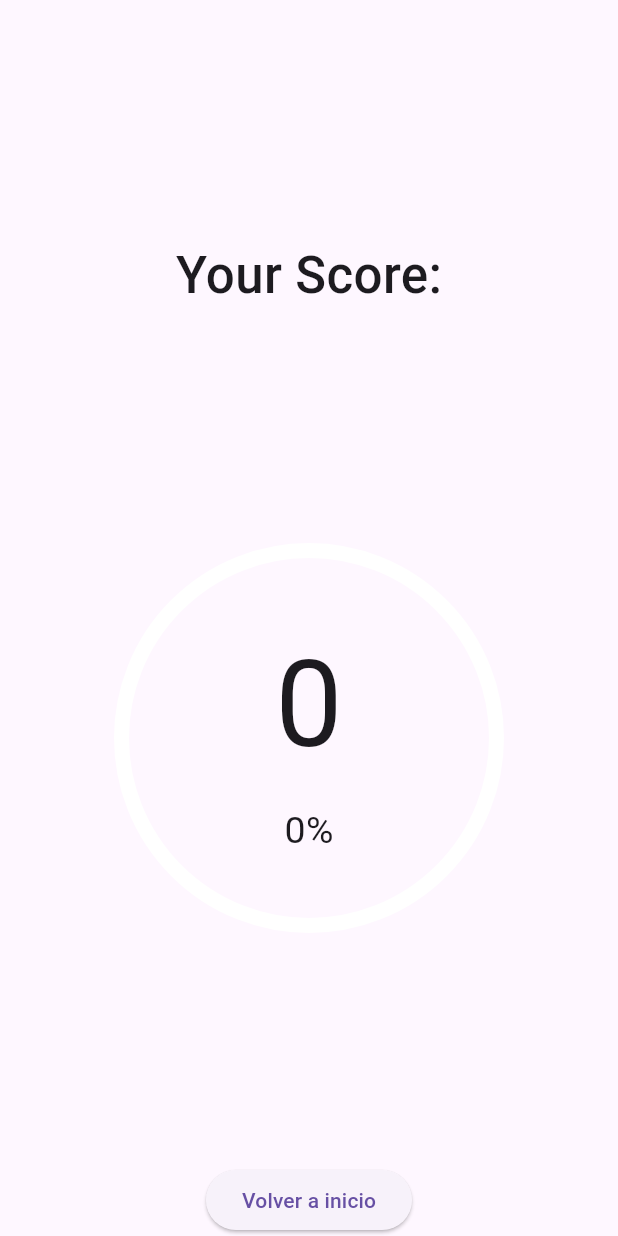
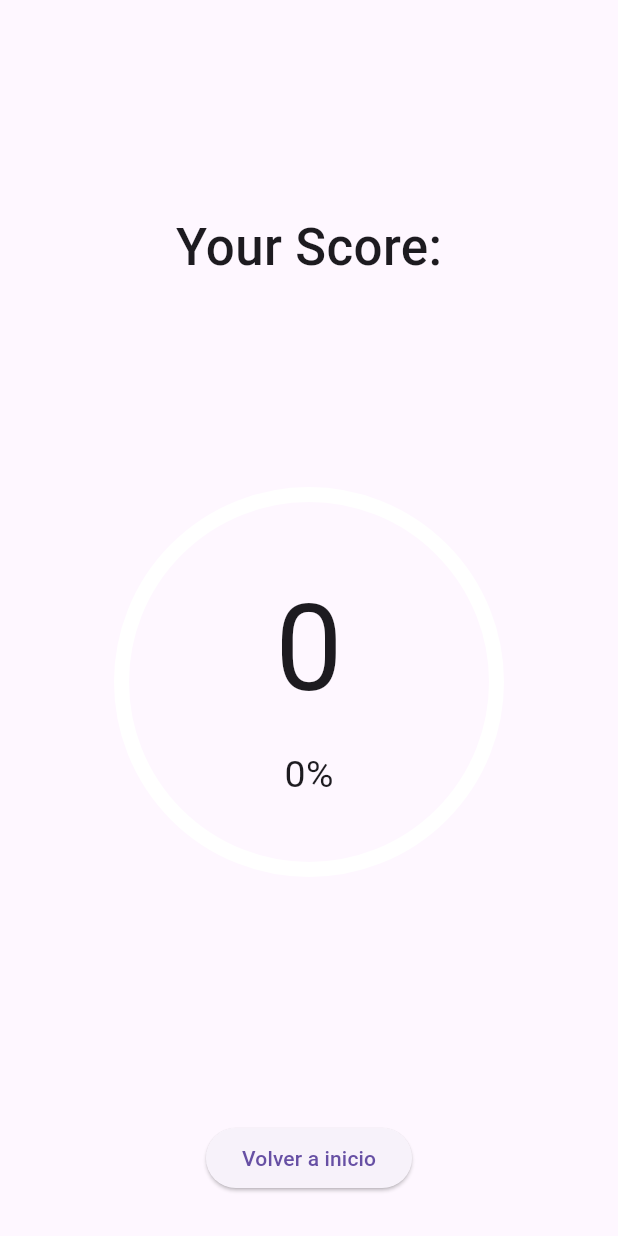
Before and after one commit to cartveroj/flutter_quizz, a Flutter app: the EndPage screen opened directly with empty values, on a phone screen of 412 x 824 dp. Run offline on Flutter 3.47's test engine with Material 3 defaults, Android fonts, the phone set to English and light mode, and no system bars.

Commit message:
ajuste pantalla resultado

```diff
--- a/quizz_app/lib/pages/end_page.dart
+++ b/quizz_app/lib/pages/end_page.dart
@@ -55,16 +55,19 @@ class EndPage extends StatelessWidget {
         //   ),
         // ),
         //const Expanded(child: Center(child: Text('Texto en el medio'))),
-        ElevatedButton(
+        Padding(
+            padding: const EdgeInsets.all(28.0),
+            child: ElevatedButton(
               onPressed: () {
                 Navigator.of(context).push(
                   MaterialPageRoute(
-                builder: (context) => const MyHomePage(title: 'Flutter Quizz'),
+                    builder: (context) =>
+                        const MyHomePage(title: 'Flutter Quizz'),
                   ),
                 );
               },
               child: const Text('Volver a inicio'),
-        ),
+            )),
       ],
     ));
   }
```
Lines whose indentation alone changed are shown as unchanged.
